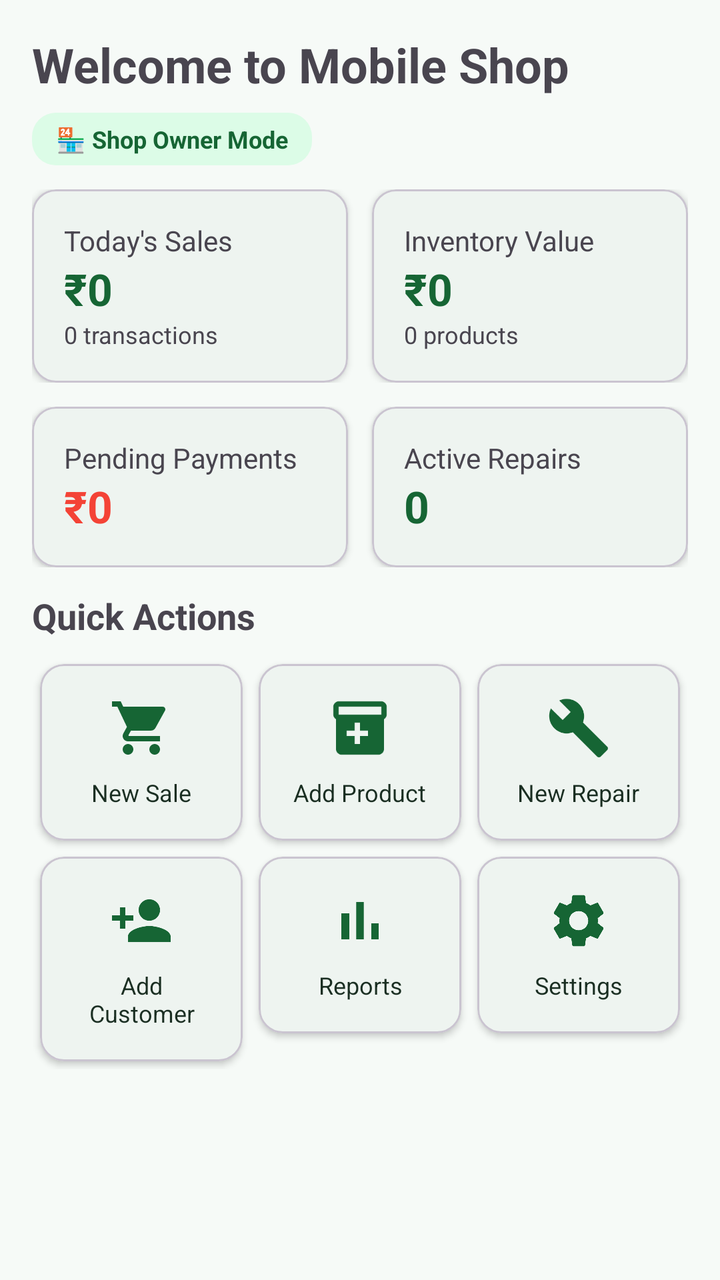
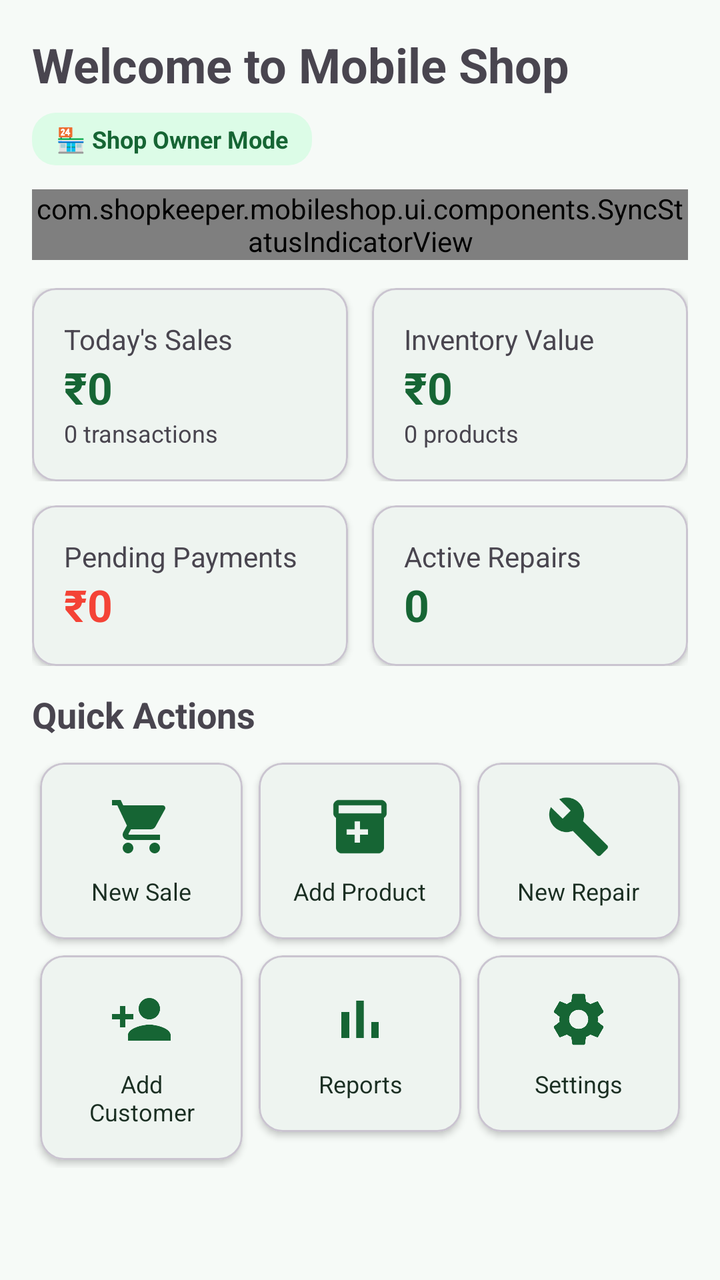

Before-and-after screenshots of an Android layout around one commit, followed by the original layout XML and the change that was made.
<!-- AndroidManifest.xml: application theme Theme.MobileShopkeeper -->
<!-- res/layout/fragment_dashboard.xml -->
<?xml version="1.0" encoding="utf-8"?>
<ScrollView
    xmlns:android="http://schemas.android.com/apk/res/android"
    xmlns:app="http://schemas.android.com/apk/res-auto"
    android:layout_width="match_parent"
    android:layout_height="match_parent"
    android:fillViewport="true">

    <LinearLayout
        android:layout_width="match_parent"
        android:layout_height="wrap_content"
        android:orientation="vertical"
        android:padding="16dp">

        <TextView
            android:id="@+id/tvShopName"
            android:layout_width="wrap_content"
            android:layout_height="wrap_content"
            android:text="Welcome to Mobile Shop"
            android:textSize="24sp"
            android:textStyle="bold"
            android:layout_marginBottom="8dp"/>

        <TextView
            android:id="@+id/tvModeBadge"
            android:layout_width="wrap_content"
            android:layout_height="wrap_content"
            android:textSize="12sp"
            android:textStyle="bold"
            android:background="@drawable/bg_badge_green"
            android:textColor="@color/green_800"
            android:paddingHorizontal="12dp"
            android:paddingVertical="5dp"
            android:layout_marginBottom="12dp"
            android:text="🏪 Shop Owner Mode"/>

        <LinearLayout
            android:layout_width="match_parent"
            android:layout_height="wrap_content"
            android:orientation="horizontal"
            android:layout_marginBottom="12dp">

            <com.google.android.material.card.MaterialCardView
                android:layout_width="0dp"
                android:layout_height="wrap_content"
                android:layout_weight="1"
                android:layout_marginEnd="6dp"
                app:cardCornerRadius="12dp"
                app:cardElevation="2dp">

                <LinearLayout
                    android:layout_width="match_parent"
                    android:layout_height="wrap_content"
                    android:orientation="vertical"
                    android:padding="16dp">

                    <TextView
                        android:layout_width="wrap_content"
                        android:layout_height="wrap_content"
                        android:text="Today's Sales"
                        android:textSize="14sp"
                        android:textColor="?android:textColorSecondary"/>

                    <TextView
                        android:id="@+id/tvTodaySales"
                        android:layout_width="wrap_content"
                        android:layout_height="wrap_content"
                        android:text="₹0"
                        android:textSize="22sp"
                        android:textStyle="bold"
                        android:textColor="@color/primary"/>

                    <TextView
                        android:id="@+id/tvSalesCount"
                        android:layout_width="wrap_content"
                        android:layout_height="wrap_content"
                        android:text="0 transactions"
                        android:textSize="12sp"
                        android:textColor="?android:textColorSecondary"/>
                </LinearLayout>
            </com.google.android.material.card.MaterialCardView>

            <com.google.android.material.card.MaterialCardView
                android:layout_width="0dp"
                android:layout_height="wrap_content"
                android:layout_weight="1"
                android:layout_marginStart="6dp"
                app:cardCornerRadius="12dp"
                app:cardElevation="2dp">

                <LinearLayout
                    android:layout_width="match_parent"
                    android:layout_height="wrap_content"
                    android:orientation="vertical"
                    android:padding="16dp">

                    <TextView
                        android:layout_width="wrap_content"
                        android:layout_height="wrap_content"
                        android:text="Inventory Value"
                        android:textSize="14sp"
                        android:textColor="?android:textColorSecondary"/>

                    <TextView
                        android:id="@+id/tvInventoryValue"
                        android:layout_width="wrap_content"
                        android:layout_height="wrap_content"
                        android:text="₹0"
                        android:textSize="22sp"
                        android:textStyle="bold"
                        android:textColor="@color/primary"/>

                    <TextView
                        android:id="@+id/tvProductCount"
                        android:layout_width="wrap_content"
                        android:layout_height="wrap_content"
                        android:text="0 products"
                        android:textSize="12sp"
                        android:textColor="?android:textColorSecondary"/>
                </LinearLayout>
            </com.google.android.material.card.MaterialCardView>
        </LinearLayout>

        <LinearLayout
            android:layout_width="match_parent"
            android:layout_height="wrap_content"
            android:orientation="horizontal"
            android:layout_marginBottom="12dp">

            <com.google.android.material.card.MaterialCardView
                android:layout_width="0dp"
                android:layout_height="wrap_content"
                android:layout_weight="1"
                android:layout_marginEnd="6dp"
                app:cardCornerRadius="12dp"
                app:cardElevation="2dp">

                <LinearLayout
                    android:layout_width="match_parent"
                    android:layout_height="wrap_content"
                    android:orientation="vertical"
                    android:padding="16dp">

                    <TextView
                        android:layout_width="wrap_content"
                        android:layout_height="wrap_content"
                        android:text="Pending Payments"
                        android:textSize="14sp"
                        android:textColor="?android:textColorSecondary"/>

                    <TextView
                        android:id="@+id/tvPendingPayments"
                        android:layout_width="wrap_content"
                        android:layout_height="wrap_content"
                        android:text="₹0"
                        android:textSize="22sp"
                        android:textStyle="bold"
                        android:textColor="#F44336"/>
                </LinearLayout>
            </com.google.android.material.card.MaterialCardView>

            <com.google.android.material.card.MaterialCardView
                android:layout_width="0dp"
                android:layout_height="wrap_content"
                android:layout_weight="1"
                android:layout_marginStart="6dp"
                app:cardCornerRadius="12dp"
                app:cardElevation="2dp">

                <LinearLayout
                    android:layout_width="match_parent"
                    android:layout_height="wrap_content"
                    android:orientation="vertical"
                    android:padding="16dp">

                    <TextView
                        android:layout_width="wrap_content"
                        android:layout_height="wrap_content"
                        android:text="Active Repairs"
                        android:textSize="14sp"
                        android:textColor="?android:textColorSecondary"/>

                    <TextView
                        android:id="@+id/tvActiveRepairs"
                        android:layout_width="wrap_content"
                        android:layout_height="wrap_content"
                        android:text="0"
                        android:textSize="22sp"
                        android:textStyle="bold"
                        android:textColor="@color/primary"/>
                </LinearLayout>
            </com.google.android.material.card.MaterialCardView>
        </LinearLayout>

        <com.google.android.material.card.MaterialCardView
            android:id="@+id/cardLowStock"
            android:layout_width="match_parent"
            android:layout_height="wrap_content"
            android:layout_marginBottom="12dp"
            app:cardCornerRadius="12dp"
            app:cardElevation="2dp"
            android:visibility="gone">

            <LinearLayout
                android:layout_width="match_parent"
                android:layout_height="wrap_content"
                android:orientation="horizontal"
                android:padding="16dp"
                android:gravity="center_vertical">

                <ImageView
                    android:layout_width="24dp"
                    android:layout_height="24dp"
                    android:src="@drawable/ic_warning"
                    android:layout_marginEnd="12dp"
                    app:tint="#FF9800"/>

                <TextView
                    android:id="@+id/tvLowStockCount"
                    android:layout_width="0dp"
                    android:layout_height="wrap_content"
                    android:layout_weight="1"
                    android:text="5 products are low on stock"
                    android:textSize="14sp"/>

                <TextView
                    android:id="@+id/btnViewLowStock"
                    android:layout_width="wrap_content"
                    android:layout_height="wrap_content"
                    android:text="View"
                    android:textColor="@color/primary"
                    android:textStyle="bold"/>
            </LinearLayout>
        </com.google.android.material.card.MaterialCardView>

        <TextView
            android:layout_width="wrap_content"
            android:layout_height="wrap_content"
            android:text="Quick Actions"
            android:textSize="18sp"
            android:textStyle="bold"
            android:layout_marginBottom="8dp"/>

        <GridLayout
            android:layout_width="match_parent"
            android:layout_height="wrap_content"
            android:columnCount="3"
            android:rowCount="2"
            android:useDefaultMargins="true">

            <com.google.android.material.card.MaterialCardView
                android:id="@+id/cardNewSale" style="@style/QuickActionCard">
                <LinearLayout style="@style/QuickActionContent">
                    <ImageView style="@style/QuickActionIcon" android:src="@drawable/ic_add_sale"/>
                    <TextView style="@style/QuickActionText" android:text="New Sale"/>
                </LinearLayout>
            </com.google.android.material.card.MaterialCardView>

            <com.google.android.material.card.MaterialCardView
                android:id="@+id/cardAddProduct" style="@style/QuickActionCard">
                <LinearLayout style="@style/QuickActionContent">
                    <ImageView style="@style/QuickActionIcon" android:src="@drawable/ic_add_product"/>
                    <TextView style="@style/QuickActionText" android:text="Add Product"/>
                </LinearLayout>
            </com.google.android.material.card.MaterialCardView>

            <com.google.android.material.card.MaterialCardView
                android:id="@+id/cardNewRepair" style="@style/QuickActionCard">
                <LinearLayout style="@style/QuickActionContent">
                    <ImageView style="@style/QuickActionIcon" android:src="@drawable/ic_repair"/>
                    <TextView style="@style/QuickActionText" android:text="New Repair"/>
                </LinearLayout>
            </com.google.android.material.card.MaterialCardView>

            <com.google.android.material.card.MaterialCardView
                android:id="@+id/cardAddCustomer" style="@style/QuickActionCard">
                <LinearLayout style="@style/QuickActionContent">
                    <ImageView style="@style/QuickActionIcon" android:src="@drawable/ic_add_customer"/>
                    <TextView style="@style/QuickActionText" android:text="Add Customer"/>
                </LinearLayout>
            </com.google.android.material.card.MaterialCardView>

            <com.google.android.material.card.MaterialCardView
                android:id="@+id/cardReports" style="@style/QuickActionCard">
                <LinearLayout style="@style/QuickActionContent">
                    <ImageView style="@style/QuickActionIcon" android:src="@drawable/ic_reports"/>
                    <TextView style="@style/QuickActionText" android:text="Reports"/>
                </LinearLayout>
            </com.google.android.material.card.MaterialCardView>

            <com.google.android.material.card.MaterialCardView
                android:id="@+id/cardSettings" style="@style/QuickActionCard">
                <LinearLayout style="@style/QuickActionContent">
                    <ImageView style="@style/QuickActionIcon" android:src="@drawable/ic_settings"/>
                    <TextView style="@style/QuickActionText" android:text="Settings"/>
                </LinearLayout>
            </com.google.android.material.card.MaterialCardView>
        </GridLayout>
    </LinearLayout>
</ScrollView>
<!-- resources referenced by this layout -->
<resources>
  <color name="green_800">#166534</color>
  <color name="primary">#166534</color>
  <!-- drawable bg_badge_green (drawable) -->
  <?xml version="1.0" encoding="utf-8"?>
  <shape xmlns:android="http://schemas.android.com/apk/res/android" android:shape="rectangle">
      <solid android:color="#DCFCE7"/><corners android:radius="12dp"/>
  </shape>
  <!-- drawable ic_add_customer (drawable) -->
  <vector xmlns:android="http://schemas.android.com/apk/res/android" android:width="24dp" android:height="24dp" android:viewportWidth="24" android:viewportHeight="24"><path android:fillColor="#166534" android:pathData="M15,12c2.21,0 4,-1.79 4,-4s-1.79,-4 -4,-4 -4,1.79 -4,4 1.79,4 4,4zM6,10V7H4v3H1v2h3v3h2v-3h3v-2H6zM15,14c-2.67,0 -8,1.34 -8,4v2h16v-2c0,-2.66 -5.33,-4 -8,-4z"/></vector>
  <!-- drawable ic_reports (drawable) -->
  <vector xmlns:android="http://schemas.android.com/apk/res/android" android:width="24dp" android:height="24dp" android:viewportWidth="24" android:viewportHeight="24"><path android:fillColor="#FFFFFF" android:pathData="M5,9.2h3L8,19L5,19L5,9.2zM10.6,5h2.8v14h-2.8L10.6,5zM16.2,13L19,13v6h-2.8v-6z"/></vector>
  <!-- drawable ic_warning (drawable) -->
  <vector xmlns:android="http://schemas.android.com/apk/res/android" android:width="24dp" android:height="24dp" android:viewportWidth="24" android:viewportHeight="24"><path android:fillColor="#FF9800" android:pathData="M1,21h22L12,2 1,21zM13,18h-2v-2h2v2zM13,14h-2v-4h2v4z"/></vector>
  <style name="QuickActionContent">
          <item name="android:layout_width">match_parent</item>
          <item name="android:layout_height">wrap_content</item>
          <item name="android:orientation">vertical</item>
          <item name="android:gravity">center</item>
          <item name="android:padding">16dp</item>
      </style>
  <style name="QuickActionIcon">
          <item name="android:layout_width">32dp</item>
          <item name="android:layout_height">32dp</item>
          <item name="android:layout_marginBottom">8dp</item>
          <item name="tint">@color/primary</item>
      </style>
  <style name="QuickActionText">
          <item name="android:layout_width">wrap_content</item>
          <item name="android:layout_height">wrap_content</item>
          <item name="android:textSize">12sp</item>
          <item name="android:textColor">@color/text_primary</item>
          <item name="android:gravity">center</item>
      </style>
  <color name="text_primary">#1A2E22</color>
  <color name="white">#FFFFFF</color>
  <color name="green_100">#DCFCE7</color>
  <color name="green_900">#14532D</color>
  <color name="green_600">#16A34A</color>
  <color name="surface">#FFFFFF</color>
  <color name="background_light">#F6FAF7</color>
  <color name="error">#DC2626</color>
  <style name="Shape.MobileShop.Medium" parent="ShapeAppearance.Material3.MediumComponent">
          <item name="cornerSize">14dp</item>
      </style>
  <style name="Widget.MobileShop.Button" parent="Widget.Material3.Button">
          <item name="cornerRadius">14dp</item>
          <item name="android:textAllCaps">false</item>
          <item name="android:paddingTop">14dp</item>
          <item name="android:paddingBottom">14dp</item>
          <item name="android:textStyle">bold</item>
      </style>
  <style name="Widget.MobileShop.TextInput" parent="Widget.Material3.TextInputLayout.OutlinedBox">
          <item name="boxCornerRadiusTopStart">14dp</item>
          <item name="boxCornerRadiusTopEnd">14dp</item>
          <item name="boxCornerRadiusBottomStart">14dp</item>
          <item name="boxCornerRadiusBottomEnd">14dp</item>
          <item name="boxStrokeColor">@color/selector_input_stroke</item>
      </style>
  <!-- unchanged entries left out for length: 6 -->
</resources>

<!-- the commit's change to res/layout/fragment_dashboard.xml (unified diff, before → after) -->
@@ -34,6 +34,13 @@
             android:layout_marginBottom="12dp"
             android:text="🏪 Shop Owner Mode"/>
 
+        
+        <com.shopkeeper.mobileshop.ui.components.SyncStatusIndicatorView
+            android:id="@+id/syncStatusIndicator"
+            android:layout_width="match_parent"
+            android:layout_height="wrap_content"
+            android:layout_marginBottom="14dp"/>
+
         <LinearLayout
             android:layout_width="match_parent"
             android:layout_height="wrap_content"
